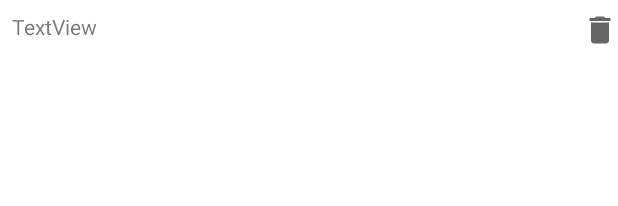
After one commit to q-programming/themplay, an Android app: the layout song_layout.xml on its own in the app's theme, with its tools: preview values and no code run, on a phone screen of 412 x 824 dp. The commit adds this screen. Shown: the top 206 px of the screen. Run offline under Robolectric (Android 15) with nearby library versions, the phone set to English and light mode, and no system bars.

Commit message:
PLAY-15 : Optimize fetching of songs , by not doing it on all operations + clean up songs when deleting playlists + show dummy song lists on playlist settings + remove back stack on home , forcing double back to exit application

```diff
--- a/app/src/main/java/pl/qprogramming/themplay/MainActivity.java
+++ b/app/src/main/java/pl/qprogramming/themplay/MainActivity.java
@@ -53,7 +53,6 @@ public class MainActivity extends AppCompatActivity {
         getSupportFragmentManager()
                 .beginTransaction()
                 .replace(R.id.activity_fragment_layout, new PlaylistFragment())
-                .addToBackStack("home")
                 .commit();
     }
 
--- /dev/null
+++ b/app/src/main/res/drawable/ic_delete_24.xml
@@ -0,0 +1,10 @@
+<vector xmlns:android="http://schemas.android.com/apk/res/android"
+    android:width="24dp"
+    android:height="24dp"
+    android:viewportWidth="24"
+    android:viewportHeight="24"
+    android:tint="?attr/colorControlNormal">
+  <path
+      android:fillColor="@android:color/white"
+      android:pathData="M6,19c0,1.1 0.9,2 2,2h8c1.1,0 2,-0.9 2,-2V7H6v12zM19,4h-3.5l-1,-1h-5l-1,1H5v2h14V4z"/>
+</vector>
--- /dev/null
+++ b/app/src/main/res/layout/song_layout.xml
@@ -0,0 +1,25 @@
+<?xml version="1.0" encoding="utf-8"?>
+<androidx.constraintlayout.widget.ConstraintLayout xmlns:android="http://schemas.android.com/apk/res/android"
+    xmlns:app="http://schemas.android.com/apk/res-auto"
+    android:layout_width="match_parent"
+    android:layout_height="match_parent">
+
+    <TextView
+        android:id="@+id/song_filename"
+        android:layout_width="wrap_content"
+        android:layout_height="wrap_content"
+        android:layout_marginStart="8dp"
+        android:layout_marginTop="8dp"
+        android:text="TextView"
+        app:layout_constraintStart_toStartOf="parent"
+        app:layout_constraintTop_toTopOf="parent" />
+
+    <ImageView
+        android:id="@+id/delete_icon"
+        android:layout_width="wrap_content"
+        android:layout_height="wrap_content"
+        android:layout_marginTop="8dp"
+        app:layout_constraintEnd_toEndOf="parent"
+        app:layout_constraintTop_toTopOf="parent"
+        app:srcCompat="@drawable/ic_delete_24" />
+</androidx.constraintlayout.widget.ConstraintLayout>
```
Also changed, not shown: app/src/main/java/pl/qprogramming/themplay/playlist/Playlist.java (+8 -0 lines), app/src/main/java/pl/qprogramming/themplay/playlist/PlaylistService.java (+46 -36 lines), app/src/main/java/pl/qprogramming/themplay/views/PlaylistItemRecyclerViewAdapter.java (+7 -1 lines), app/src/main/java/pl/qprogramming/themplay/views/PlaylistSettingsFragment.java (+18 -12 lines), app/src/main/res/drawable/ic_file_add_24.xml (added, +10 -0 lines), app/src/main/res/layout/playlist_settings.xml (+12 -12 lines).
